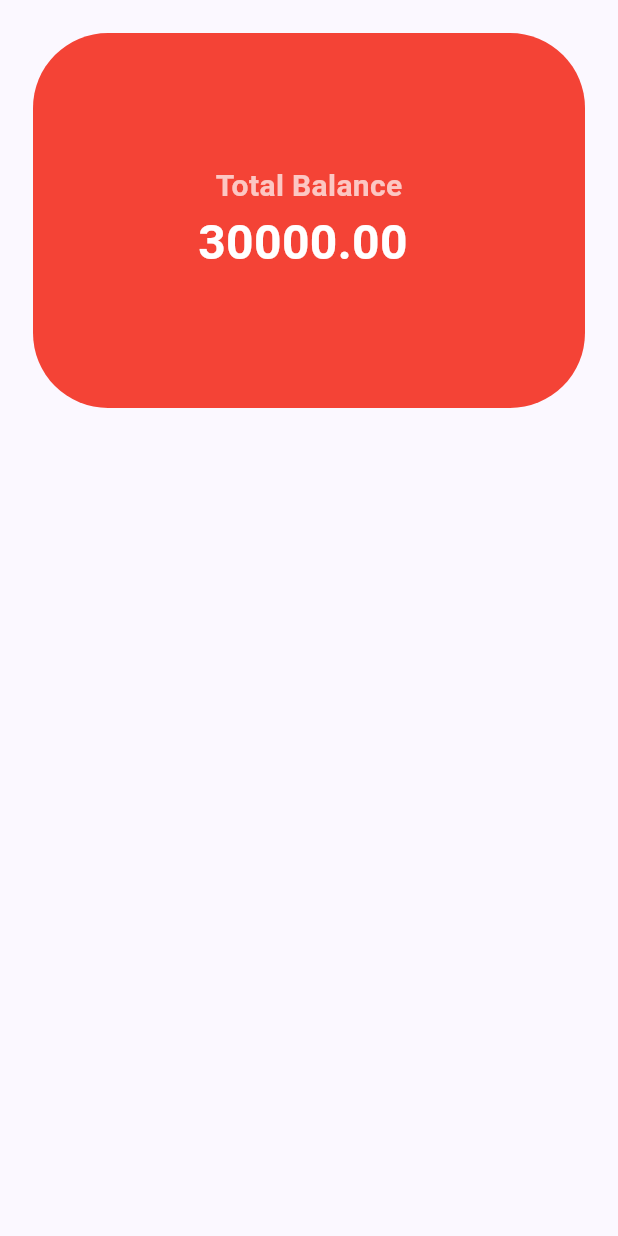
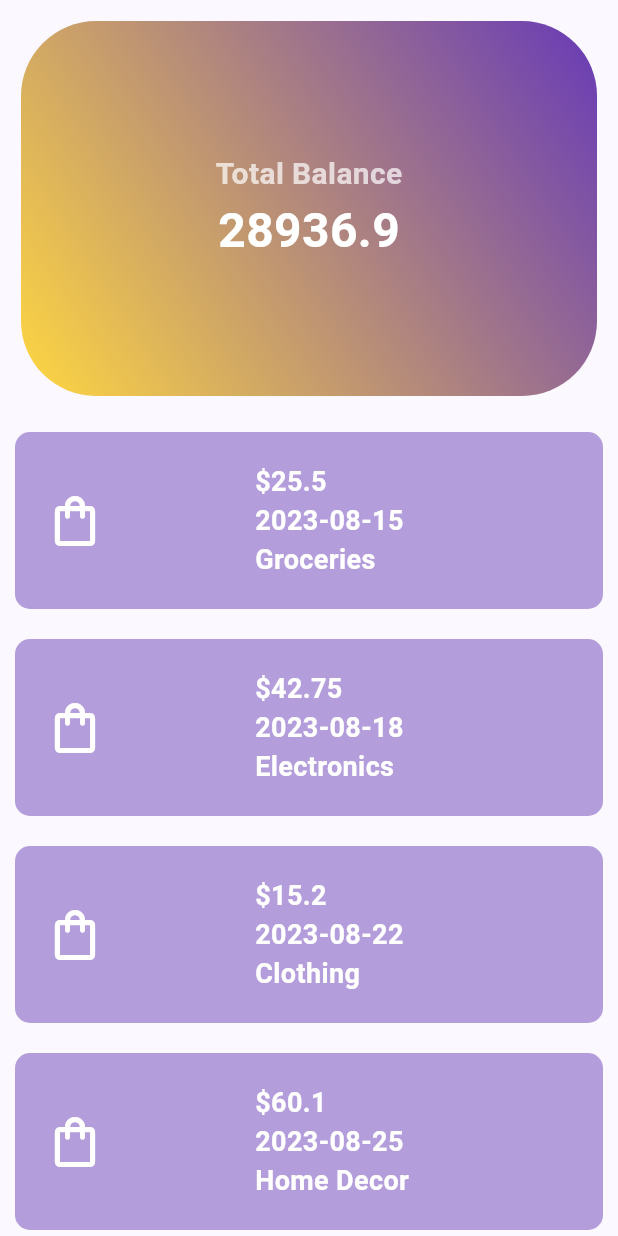
Before and after one commit to lamsalsangam/Flutter, a Flutter app: the screen it shows after launch, on a phone screen of 412 x 824 dp. Run offline on Flutter 3.47's test engine with Material 2 defaults, Android fonts, the light colour scheme and no system bars; our stand-ins replace firebase_auth, firebase_core, flutter_dotenv, flutter_spinkit, google_fonts; accounts and stored records are empty.

Commit message:
Done with the expense app layout

```diff
--- /dev/null
+++ b/expense_app/lib/components/total_balance.dart
@@ -0,0 +1,52 @@
+import 'package:flutter/material.dart';
+
+class TotalBalance extends StatelessWidget {
+  final double totalExpenses;
+
+  const TotalBalance({
+    super.key,
+    required this.totalExpenses,
+  });
+
+  double get totalBalance => 30000.00 - totalExpenses;
+
+  @override
+  Widget build(BuildContext context) {
+    return Padding(
+      padding: const EdgeInsets.all(14.0),
+      child: Container(
+        height: 250,
+        width: double.infinity,
+        decoration: BoxDecoration(
+            borderRadius: BorderRadius.circular(50),
+            gradient: const LinearGradient(
+              colors: [Colors.amberAccent, Colors.deepPurple],
+              begin: Alignment.bottomLeft,
+              end: Alignment.topRight,
+              tileMode: TileMode.clamp,
+            )),
+        child: Column(
+          mainAxisAlignment: MainAxisAlignment.center,
+          children: [
+            const Text(
+              "Total Balance",
+              style: TextStyle(
+                fontSize: 20,
+                fontWeight: FontWeight.bold,
+                color: Colors.white70,
+              ),
+            ),
+            Text(
+              totalBalance.toString(),
+              style: const TextStyle(
+                  fontSize: 32,
+                  fontWeight: FontWeight.bold,
+                  color: Colors.white),
+            )
+            // Add other widgets related to total balance here
+          ],
+        ),
+      ),
+    );
+  }
+}
--- /dev/null
+++ b/expense_app/lib/data.dart
@@ -0,0 +1,157 @@
+final expenditure = [
+  {
+    "expenses": 25.50,
+    "date": "2023-08-15",
+    "product": "Groceries",
+  },
+  {
+    "expenses": 42.75,
+    "date": "2023-08-18",
+    "product": "Electronics",
+  },
+  {
+    "expenses": 15.20,
+    "date": "2023-08-22",
+    "product": "Clothing",
+  },
+  {
+    "expenses": 60.10,
+    "date": "2023-08-25",
+    "product": "Home Decor",
+  },
+  {
+    "expenses": 35.90,
+    "date": "2023-08-28",
+    "product": "Dining Out",
+  },
+  {
+    "expenses": 18.60,
+    "date": "2023-09-02",
+    "product": "Groceries",
+  },
+  {
+    "expenses": 50.25,
+    "date": "2023-09-06",
+    "product": "Electronics",
+  },
+  {
+    "expenses": 29.80,
+    "date": "2023-09-10",
+    "product": "Clothing",
+  },
+  {
+    "expenses": 12.40,
+    "date": "2023-09-14",
+    "product": "Home Supplies",
+  },
+  {
+    "expenses": 37.15,
+    "date": "2023-09-18",
+    "product": "Dining Out",
+  },
+  {
+    "expenses": 45.70,
+    "date": "2023-09-22",
+    "product": "Groceries",
+  },
+  {
+    "expenses": 22.90,
+    "date": "2023-09-26",
+    "product": "Electronics",
+  },
+  {
+    "expenses": 63.40,
+    "date": "2023-09-30",
+    "product": "Home Decor",
+  },
+  {
+    "expenses": 18.25,
+    "date": "2023-10-04",
+    "product": "Clothing",
+  },
+  {
+    "expenses": 55.80,
+    "date": "2023-10-08",
+    "product": "Home Supplies",
+  },
+  {
+    "expenses": 31.60,
+    "date": "2023-10-12",
+    "product": "Dining Out",
+  },
+  {
+    "expenses": 28.15,
+    "date": "2023-10-16",
+    "product": "Groceries",
+  },
+  {
+    "expenses": 40.90,
+    "date": "2023-10-20",
+    "product": "Electronics",
+  },
+  {
+    "expenses": 14.75,
+    "date": "2023-10-24",
+    "product": "Clothing",
+  },
+  {
+    "expenses": 47.30,
+    "date": "2023-10-28",
+    "product": "Home Decor",
+  },
+  {
+    "expenses": 21.45,
+    "date": "2023-11-01",
+    "product": "Home Supplies",
+  },
+  {
+    "expenses": 38.70,
+    "date": "2023-11-05",
+    "product": "Dining Out",
+  },
+  {
+    "expenses": 19.85,
+    "date": "2023-11-09",
+    "product": "Groceries",
+  },
+  {
+    "expenses": 53.20,
+    "date": "2023-11-13",
+    "product": "Electronics",
+  },
+  {
+    "expenses": 26.95,
+    "date": "2023-11-17",
+    "product": "Clothing",
+  },
+  {
+    "expenses": 43.10,
+    "date": "2023-11-21",
+    "product": "Home Supplies",
+  },
+  {
+    "expenses": 30.35,
+    "date": "2023-11-25",
+    "product": "Dining Out",
+  },
+  {
+    "expenses": 16.50,
+    "date": "2023-11-29",
+    "product": "Groceries",
+  },
+  {
+    "expenses": 58.65,
+    "date": "2023-12-03",
+    "product": "Electronics",
+  },
+  {
+    "expenses": 34.80,
+    "date": "2023-12-07",
+    "product": "Home Decor",
+  },
+  {
+    "expenses": 23.15,
+    "date": "2023-12-11",
+    "product": "Clothing",
+  }
+];
--- a/expense_app/lib/screen/home_page.dart
+++ b/expense_app/lib/screen/home_page.dart
@@ -1,53 +1,78 @@
 import 'package:flutter/material.dart';
+import 'package:expense_app/data.dart'; // Assuming you have the correct import path for your data
+
+import '../components/total_balance.dart';
 
 class MyHomePage extends StatelessWidget {
   const MyHomePage({Key? key}) : super(key: key);
 
   @override
   Widget build(BuildContext context) {
+    double totalExpenses = 0;
+    for (var expense in expenditure) {
+      totalExpenses += (expense["expenses"] as num).toDouble();
+    }
     return Scaffold(
       body: SafeArea(
-        child: Padding(
-          padding: const EdgeInsets.all(8.0),
-          child: Column(
-            crossAxisAlignment: CrossAxisAlignment.center,
-            children: [
-              Padding(
-                padding: const EdgeInsets.all(14.0),
-                child: Container(
-                  height: 250,
-                  width: double.infinity,
+        child: ListView(
+          children: [
+            TotalBalance(totalExpenses: totalExpenses),
+            ListView.builder(
+              shrinkWrap: true,
+              physics: const NeverScrollableScrollPhysics(),
+              itemCount: expenditure.length,
+              itemBuilder: (context, index) {
+                final expense = expenditure[
+                    index]; // Assuming each item is an expense object
+                return Container(
                   decoration: BoxDecoration(
-                    borderRadius: BorderRadius.circular(50),
-                    color: Colors.red,
+                    color: Colors.deepPurple[200],
+                    borderRadius: BorderRadius.circular(10),
                   ),
-                  child: const Column(
-                    mainAxisAlignment: MainAxisAlignment.center,
+                  margin: const EdgeInsets.all(10),
+                  padding: const EdgeInsets.all(20),
+                  child: Row(
                     children: [
-                      Text("Total Balance",
-                      style: TextStyle(
-                        fontSize: 20,
-                        fontWeight: FontWeight.bold,
-                        color: Colors.white70,
-                      ),),
-                      Text("30000.00 ",
-                      style: TextStyle(
-                        fontSize: 32,
-                        fontWeight: FontWeight.bold,
-                        color: Colors.white
-                      ),)
-                      // Add other widgets related to total balance here
+                      const Icon(
+                        Icons.shopping_bag_outlined,
+                        size: 40,
+                        color: Colors.white,
+                      ),
+                      const SizedBox(
+                        width: 100,
+                      ),
+                      Column(
+                        crossAxisAlignment: CrossAxisAlignment.start,
+                        children: [
+                          Text(
+                            "\$${expense['expenses']}",
+                            style: const TextStyle(
+                                fontSize: 18,
+                                fontWeight: FontWeight.bold,
+                                color: Colors.white),
+                          ),
+                          Text(
+                            "${expense['date']}",
+                            style: const TextStyle(
+                                fontSize: 18,
+                                fontWeight: FontWeight.bold,
+                                color: Colors.white),
+                          ),
+                          Text(
+                            "${expense['product']}",
+                            style: const TextStyle(
+                                fontSize: 18,
+                                fontWeight: FontWeight.bold,
+                                color: Colors.white),
+                          ),
+                        ],
+                      ),
                     ],
                   ),
-                ),
-              ),
-              // Expanded(
-              //   child: Container(
-              //     // Add other content that should take up the remaining space
-              //   ),
-              // ),
-            ],
-          ),
+                );
+              },
+            ),
+          ],
         ),
       ),
     );
```
